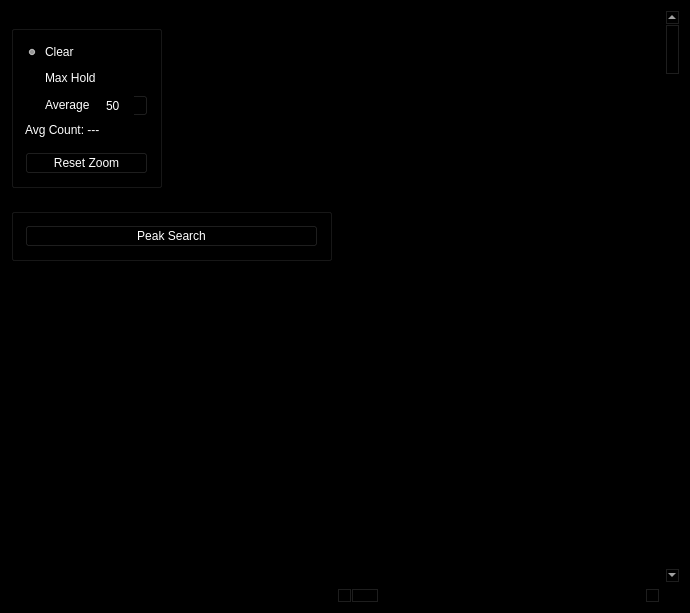
Old version of the form mainwindow.ui in the repository d-wizard/plotter.
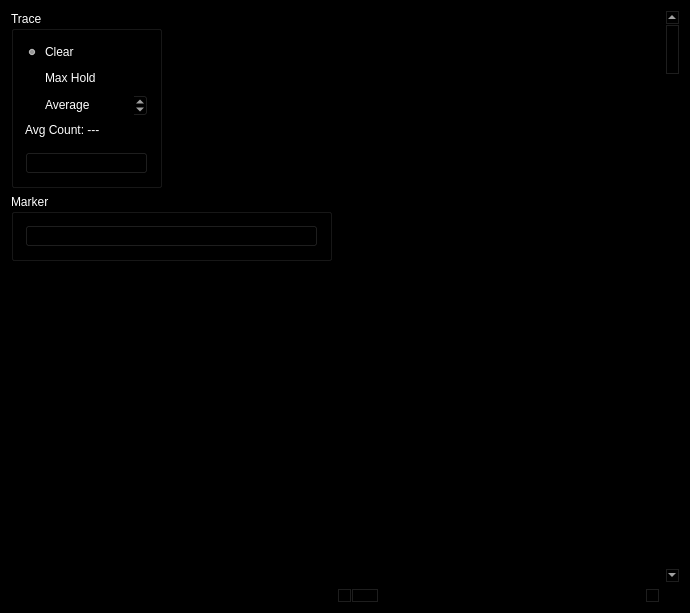
New version of the form.

Commit message:
standardPalette doesn't seem to work the same in QT 5.15. Hard code the pallet to look good. Might not work for Windows 7
Original Commit Rev: 2969 | 2021-02-03 17:45:58 -0600 (Wed, 03 Feb 2021)

Patch:
```diff
--- a/mainwindow.ui
+++ b/mainwindow.ui
@@ -127,6 +127,15 @@
        </color>
       </brush>
      </colorrole>
+     <colorrole role="PlaceholderText">
+      <brush brushstyle="NoBrush">
+       <color alpha="128">
+        <red>255</red>
+        <green>255</green>
+        <blue>255</blue>
+       </color>
+      </brush>
+     </colorrole>
     </active>
     <inactive>
      <colorrole role="WindowText">
@@ -237,6 +246,15 @@
        </color>
       </brush>
      </colorrole>
+     <colorrole role="PlaceholderText">
+      <brush brushstyle="NoBrush">
+       <color alpha="128">
+        <red>255</red>
+        <green>255</green>
+        <blue>255</blue>
+       </color>
+      </brush>
+     </colorrole>
     </inactive>
     <disabled>
      <colorrole role="WindowText">
@@ -347,6 +365,15 @@
        </color>
       </brush>
      </colorrole>
+     <colorrole role="PlaceholderText">
+      <brush brushstyle="NoBrush">
+       <color alpha="128">
+        <red>255</red>
+        <green>255</green>
+        <blue>255</blue>
+       </color>
+      </brush>
+     </colorrole>
     </disabled>
    </palette>
   </property>
@@ -466,6 +493,124 @@
           <verstretch>0</verstretch>
          </sizepolicy>
         </property>
+        <property name="palette">
+         <palette>
+          <active>
+           <colorrole role="WindowText">
+            <brush brushstyle="SolidPattern">
+             <color alpha="255">
+              <red>255</red>
+              <green>255</green>
+              <blue>255</blue>
+             </color>
+            </brush>
+           </colorrole>
+           <colorrole role="Text">
+            <brush brushstyle="SolidPattern">
+             <color alpha="255">
+              <red>0</red>
+              <green>0</green>
+              <blue>0</blue>
+             </color>
+            </brush>
+           </colorrole>
+           <colorrole role="ButtonText">
+            <brush brushstyle="SolidPattern">
+             <color alpha="255">
+              <red>0</red>
+              <green>0</green>
+              <blue>0</blue>
+             </color>
+            </brush>
+           </colorrole>
+           <colorrole role="PlaceholderText">
+            <brush brushstyle="SolidPattern">
+             <color alpha="128">
+              <red>0</red>
+              <green>0</green>
+              <blue>0</blue>
+             </color>
+            </brush>
+           </colorrole>
+          </active>
+          <inactive>
+           <colorrole role="WindowText">
+            <brush brushstyle="SolidPattern">
+             <color alpha="255">
+              <red>255</red>
+              <green>255</green>
+              <blue>255</blue>
+             </color>
+            </brush>
+           </colorrole>
+           <colorrole role="Text">
+            <brush brushstyle="SolidPattern">
+             <color alpha="255">
+              <red>0</red>
+              <green>0</green>
+              <blue>0</blue>
+             </color>
+            </brush>
+           </colorrole>
+           <colorrole role="ButtonText">
+            <brush brushstyle="SolidPattern">
+             <color alpha="255">
+              <red>0</red>
+              <green>0</green>
+              <blue>0</blue>
+             </color>
+            </brush>
+           </colorrole>
+           <colorrole role="PlaceholderText">
+            <brush brushstyle="SolidPattern">
+             <color alpha="128">
+              <red>0</red>
+              <green>0</green>
+              <blue>0</blue>
+             </color>
+            </brush>
+           </colorrole>
+          </inactive>
+          <disabled>
+           <colorrole role="WindowText">
+            <brush brushstyle="SolidPattern">
+             <color alpha="255">
+              <red>0</red>
+              <green>0</green>
+              <blue>0</blue>
+             </color>
+            </brush>
+           </colorrole>
+           <colorrole role="Text">
+            <brush brushstyle="SolidPattern">
+             <color alpha="255">
+              <red>0</red>
+              <green>0</green>
+              <blue>0</blue>
+             </color>
+            </brush>
+           </colorrole>
+           <colorrole role="ButtonText">
+            <brush brushstyle="SolidPattern">
+             <color alpha="255">
+              <red>0</red>
+              <green>0</green>
+              <blue>0</blue>
+             </color>
+            </brush>
+           </colorrole>
+           <colorrole role="PlaceholderText">
+            <brush brushstyle="SolidPattern">
+             <color alpha="128">
+              <red>255</red>
+              <green>255</green>
+              <blue>255</blue>
+             </color>
+            </brush>
+           </colorrole>
+          </disabled>
+         </palette>
+        </property>
         <property name="title">
          <string>Trace</string>
         </property>
@@ -1020,6 +1165,70 @@
       </item>
       <item>
        <widget class="QGroupBox" name="groupSpecAnMarker">
+        <property name="palette">
+         <palette>
+          <active>
+           <colorrole role="WindowText">
+            <brush brushstyle="SolidPattern">
+             <color alpha="255">
+              <red>255</red>
+              <green>255</green>
+              <blue>255</blue>
+             </color>
+            </brush>
+           </colorrole>
+           <colorrole role="ButtonText">
+            <brush brushstyle="SolidPattern">
+             <color alpha="255">
+              <red>0</red>
+              <green>0</green>
+              <blue>0</blue>
+             </color>
+            </brush>
+           </colorrole>
+          </active>
+          <inactive>
+           <colorrole role="WindowText">
+            <brush brushstyle="SolidPattern">
+             <color alpha="255">
+              <red>255</red>
+              <green>255</green>
+              <blue>255</blue>
+             </color>
+            </brush>
+           </colorrole>
+           <colorrole role="ButtonText">
+            <brush brushstyle="SolidPattern">
+             <color alpha="255">
+              <red>0</red>
+              <green>0</green>
+              <blue>0</blue>
+             </color>
+            </brush>
+           </colorrole>
+          </inactive>
+          <disabled>
+           <colorrole role="WindowText">
+            <brush brushstyle="SolidPattern">
+             <color alpha="255">
+              <red>0</red>
+              <green>0</green>
+              <blue>0</blue>
+             </color>
+            </brush>
+           </colorrole>
+           <colorrole role="ButtonText">
+            <brush brushstyle="SolidPattern">
+             <color alpha="255">
+              <red>0</red>
+              <green>0</green>
+              <blue>0</blue>
+             </color>
+            </brush>
+           </colorrole>
+          </disabled>
+         </palette>
+        </property>
         <property name="title">
          <string>Marker</string>
         </property>
```
Left out of the diff: 81 changed lines with no effect on the pictures. The commit also changes 1 other file.
